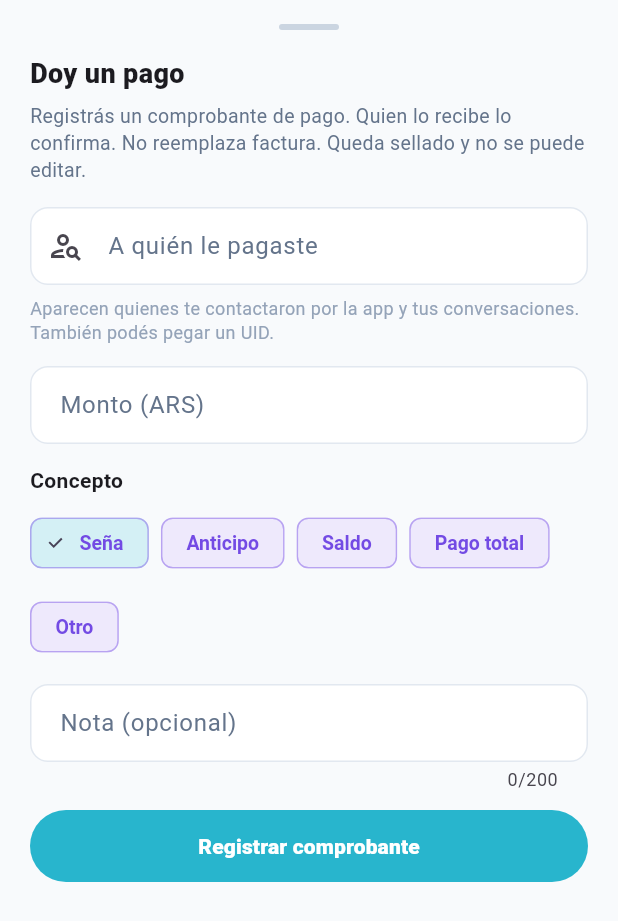
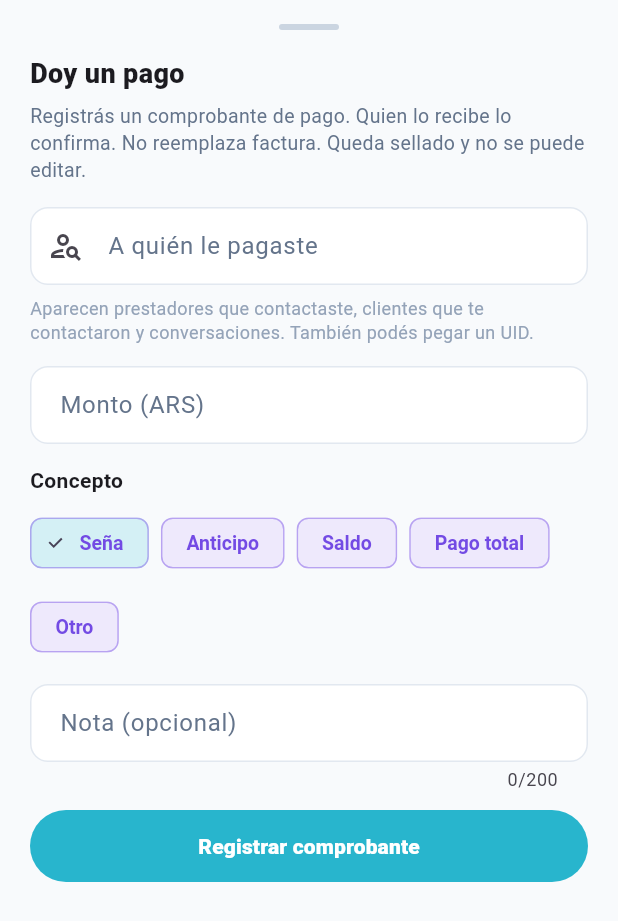
Before and after one commit to gdemagistre-hub/puelo-infra, a Flutter app: the EmitirReciboSheet widget shown alone on an empty page, opened directly, on a phone screen of 412 x 824 dp. Shown: the top 921 px of the screen. Run offline on Flutter 3.47's test engine with Material 3 defaults, Android fonts, the phone set to English and light mode, and no system bars; our stand-ins replace audioplayers, cloud_firestore, cloud_functions, firebase_auth, firebase_core, firebase_messaging and 6 more; missing offline and left inert: cryptography, google_mlkit_text_recognition; accounts and stored records are empty; project files that could hold a hidden picture were left out.

```diff
--- a/lib/mensajes/emitir_recibo_sheet.dart
+++ b/lib/mensajes/emitir_recibo_sheet.dart
@@ -431,9 +431,8 @@ class _EmitirReciboSheetState extends State<EmitirReciboSheet> {
                           padding: const EdgeInsets.all(14),
                           child: Text(
                             _todas.isEmpty
-                                ? 'Todavía no hay contactos ni conversaciones. '
-                                    'Cuando un cliente te escriba por WhatsApp o te llame '
-                                    'desde la app, aparece acá. '
+                                ? 'Todavía no hay contactos. '
+                                    'Abrí la tarjeta del prestador y tocá WhatsApp o Doy un pago. '
                                     'También podés pegar el UID (está en su tarjeta).'
                                 : 'Sin coincidencias. Probá otro nombre o pegá el UID.',
                             style: const TextStyle(
@@ -496,7 +495,7 @@ class _EmitirReciboSheetState extends State<EmitirReciboSheet> {
               ],
               const SizedBox(height: 8),
               const Text(
-                'Aparecen quienes te contactaron por la app y tus conversaciones. '
+                'Aparecen prestadores que contactaste, clientes que te contactaron y conversaciones. '
                 'También podés pegar un UID.',
                 style: TextStyle(
                   fontSize: 12,
```
